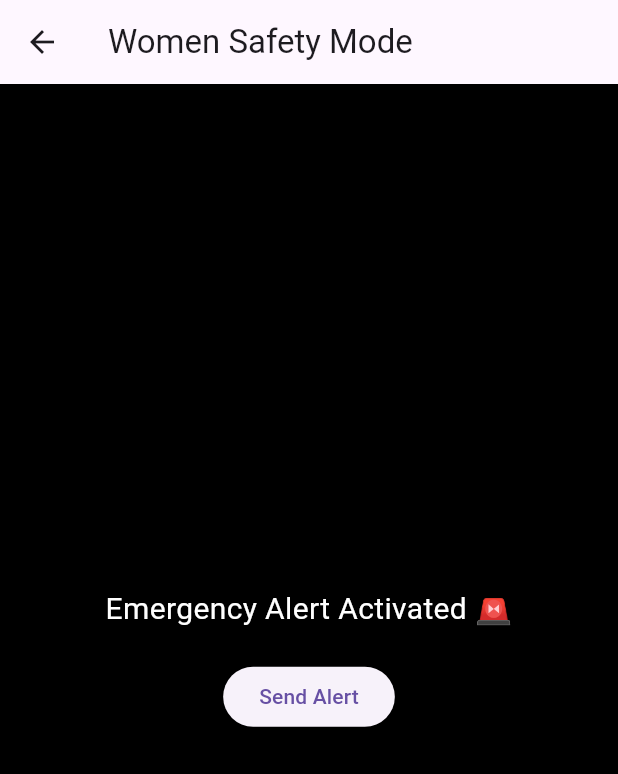
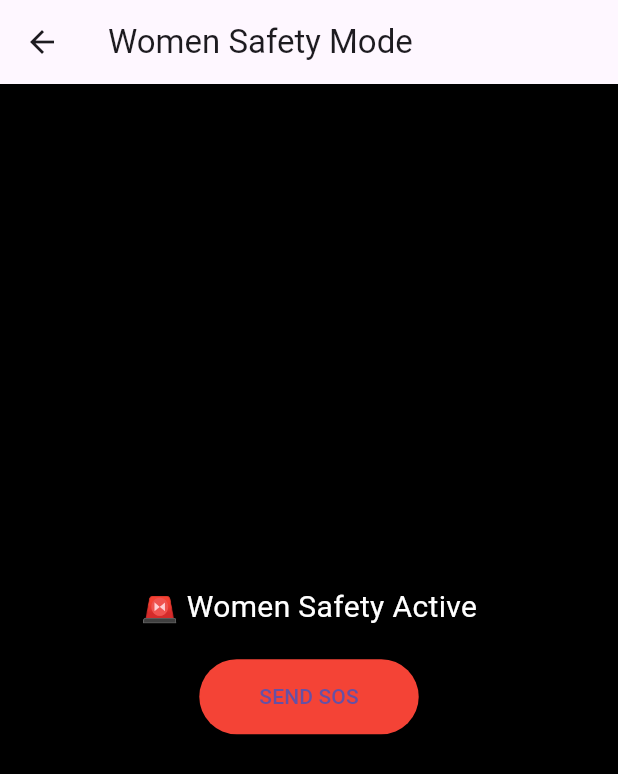
Before and after one commit to JainMahi23/guardex_app, a Flutter app: the WomenSafetyScreen screen opened directly, on a phone screen of 412 x 824 dp. Shown: the top 774 px of the screen. Run offline on Flutter 3.47's test engine with Material 3 defaults, Android fonts, the phone set to English and light mode, and no system bars; our stand-ins replace audioplayers, vibration.

Commit message:
Update women_safety_screen.dart

```diff
--- a/lib/screens/women_safety_screen.dart
+++ b/lib/screens/women_safety_screen.dart
@@ -1,7 +1,58 @@
+// import 'package:flutter/material.dart';
+
+// class WomenSafetyScreen extends StatelessWidget {
+//   const WomenSafetyScreen({super.key});
+
+//   @override
+//   Widget build(BuildContext context) {
+//     return Scaffold(
+//       backgroundColor: Colors.black,
+//       appBar: AppBar(title: const Text("Women Safety Mode")),
+//       body: Center(
+//         child: Column(
+//           mainAxisAlignment: MainAxisAlignment.center,
+//           children: [
+//             const Text(
+//               "Emergency Alert Activated 🚨",
+//               style: TextStyle(color: Colors.white, fontSize: 20),
+//             ),
+//             const SizedBox(height: 20),
+//             ElevatedButton(
+//               onPressed: () {
+//                 // future: send alert to contacts
+//                 ScaffoldMessenger.of(context).showSnackBar(
+//                   const SnackBar(content: Text("Alert Sent to Contacts")),
+//                 );
+//               },
+//               child: const Text("Send Alert"),
+//             )
+//           ],
+//         ),
+//       ),
+//     );
+  // }
+// }
 import 'package:flutter/material.dart';
+import '../services/alert_service.dart';
+import 'tracking_screen.dart';
 
 class WomenSafetyScreen extends StatelessWidget {
   const WomenSafetyScreen({super.key});
+
+  Future<void> sendAlert(BuildContext context) async {
+    await AlertService.triggerSOS();
+
+    ScaffoldMessenger.of(context).showSnackBar(
+      const SnackBar(content: Text("🚨 SOS Alert Sent")),
+    );
+
+    Navigator.push(
+      context,
+      MaterialPageRoute(
+        builder: (_) => const TrackingScreen(),
+      ),
+    );
+  }
 
   @override
   Widget build(BuildContext context) {
@@ -13,19 +64,22 @@ class WomenSafetyScreen extends StatelessWidget {
           mainAxisAlignment: MainAxisAlignment.center,
           children: [
             const Text(
-              "Emergency Alert Activated 🚨",
+              "🚨 Women Safety Active",
               style: TextStyle(color: Colors.white, fontSize: 20),
             ),
             const SizedBox(height: 20),
+
             ElevatedButton(
-              onPressed: () {
-                // future: send alert to contacts
-                ScaffoldMessenger.of(context).showSnackBar(
-                  const SnackBar(content: Text("Alert Sent to Contacts")),
-                );
-              },
-              child: const Text("Send Alert"),
-            )
+              style: ElevatedButton.styleFrom(
+                backgroundColor: Colors.red,
+                padding: const EdgeInsets.symmetric(
+                  horizontal: 40,
+                  vertical: 15,
+                ),
+              ),
+              onPressed: () => sendAlert(context),
+              child: const Text("SEND SOS"),
+            ),
           ],
         ),
       ),
```
